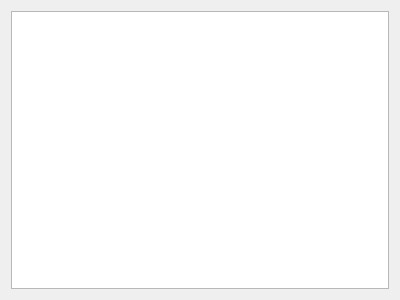
Above: cct/qtgui/mainwindow/logviewer_text/logviewer_text.ui from awacha/cct before the change. Below: the same form after it.
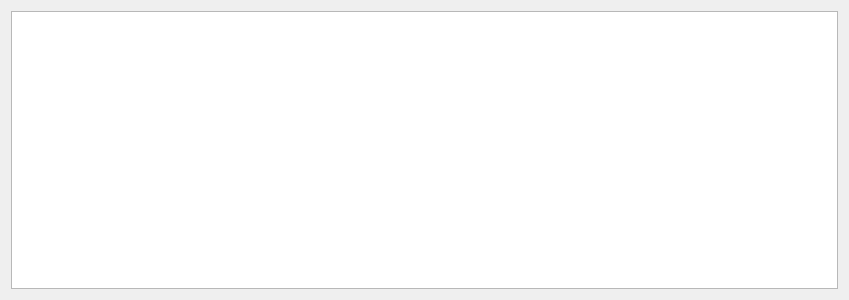
That is the form after the change.

Commit message: Fixes in the text-mode log viewer

The edit to the form file:
```diff
--- a/cct/qtgui/mainwindow/logviewer_text/logviewer_text.ui
+++ b/cct/qtgui/mainwindow/logviewer_text/logviewer_text.ui
@@ -6,7 +6,7 @@
    <rect>
     <x>0</x>
     <y>0</y>
-    <width>400</width>
+    <width>849</width>
     <height>300</height>
    </rect>
   </property>
```
The commit also changes 1 other file.
